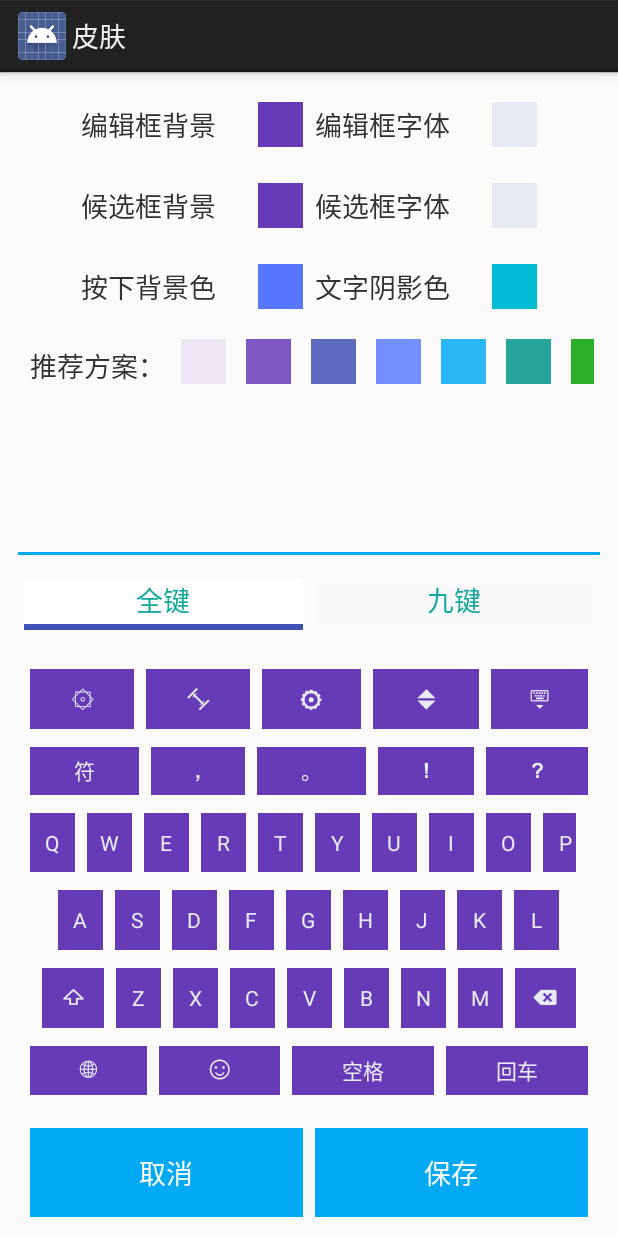
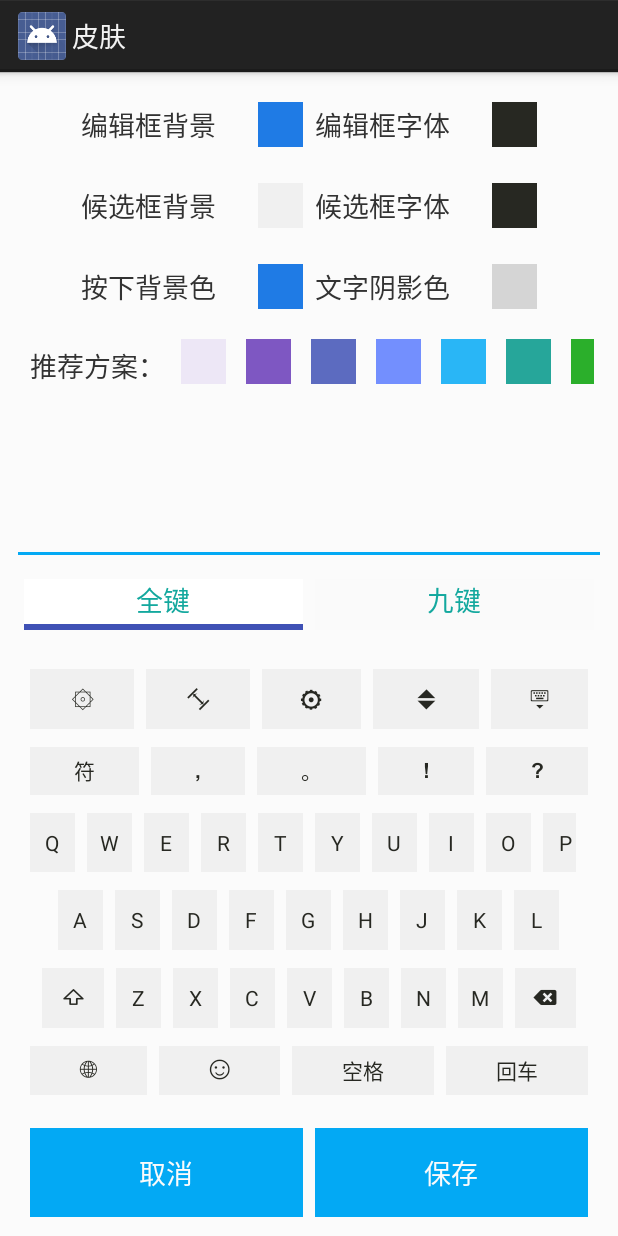
Before and after one commit to WiInputMethod/VE, an Android app: the SkinDiyActivity screen opened directly, with no data from a screen before it, on a phone screen of 412 x 824 dp. Run offline under Robolectric (Android 15) with nearby library versions, the phone set to English and light mode, and no system bars; libraries missing offline, so code that uses them is left out: com.larswerkman.holocolorpicker.

Commit message:
皮肤修改

```diff
--- a/code/app/src/main/java/com/hit/wi/ve/settings/SkinDiyActivity.java
+++ b/code/app/src/main/java/com/hit/wi/ve/settings/SkinDiyActivity.java
@@ -274,30 +274,30 @@ public class SkinDiyActivity extends FragmentActivity {
         sp = PreferenceManager.getDefaultSharedPreferences(this);
         oldQkColors = new int[8];
         oldT9Colors = new int[2];
-        oldQkColors[0] = sp.getInt("diy_backcolor_functionKeys", 0xFF673ab7);
-        oldQkColors[1] = sp.getInt("diy_textcolors_functionKeys", 0xFFe8eaf6);
-        oldQkColors[2] = sp.getInt("diy_backcolor_quickSymbol", 0xFF673ab7);
-        oldQkColors[3] = sp.getInt("diy_textcolors_quickSymbol", 0xFFe8eaf6);
-        oldQkColors[4] = sp.getInt("diy_backcolor_26keys", 0xFF673ab7);
-        oldQkColors[5] = sp.getInt("diy_textcolors_26keys", 0xFFe8eaf6);
-        oldQkColors[6] = sp.getInt("diy_backcolor_bottom", 0xFF673ab7);
-        oldQkColors[7] = sp.getInt("diy_textcolors_bottom", 0xFFe8eaf6);
+        oldQkColors[0] = sp.getInt("diy_backcolor_functionKeys", 0xFFF0F0F0);
+        oldQkColors[1] = sp.getInt("diy_textcolors_functionKeys", 0xFF272822);
+        oldQkColors[2] = sp.getInt("diy_backcolor_quickSymbol", 0xFFF0F0F0);
+        oldQkColors[3] = sp.getInt("diy_textcolors_quickSymbol", 0xFF272822);
+        oldQkColors[4] = sp.getInt("diy_backcolor_26keys", 0xFFF0F0F0);
+        oldQkColors[5] = sp.getInt("diy_textcolors_26keys", 0xFF272822);
+        oldQkColors[6] = sp.getInt("diy_backcolor_bottom", 0xFFF0F0F0);
+        oldQkColors[7] = sp.getInt("diy_textcolors_bottom", 0xFF272822);
 
 
-        oldT9Colors[0] = sp.getInt("diy_backcolor_t9keys", 0xFF673ab7);
-        oldT9Colors[1] = sp.getInt("diy_textcolors_t9keys", 0xFFe8eaf6);
+        oldT9Colors[0] = sp.getInt("diy_backcolor_t9keys", 0xFFF0F0F0);
+        oldT9Colors[1] = sp.getInt("diy_textcolors_t9keys", 0xFF272822);
 
-        backColorCandidateBox = sp.getInt("diy_backcolor_candidate", 0xFF673ab7);
-        textColorCandidateBox = sp.getInt("diy_textcolors_candidate", 0xFFe8eaf6);
+        backColorCandidateBox = sp.getInt("diy_backcolor_candidate", 0xFFF0F0F0);
+        textColorCandidateBox = sp.getInt("diy_textcolors_candidate", 0xFF272822);
 
-        backColorEditBox = sp.getInt("diy_backcolor_preEdit", 0xFF673ab7);
-        textColorEditBox = sp.getInt("diy_textcolors_preEdit", 0xFFe8eaf6);
+        backColorEditBox = sp.getInt("diy_backcolor_preEdit", 0xFF1F7BE5);
+        textColorEditBox = sp.getInt("diy_textcolors_preEdit", 0xFF272822);
 
         selectedColorsQk = oldQkColors;
         selectedColorsT9 = oldT9Colors;
 
-        colorTouchDown = sp.getInt("diy_backcolor_touchdown", 0xFF5677fc);
-        shadowColor = sp.getInt("diy_shadow", 0xFF00bcd4);
+        colorTouchDown = sp.getInt("diy_backcolor_touchdown", 0xFF1F7BE5);
+        shadowColor = sp.getInt("diy_shadow", 0xBFC9C9C9);
     }
 
     public void cancelSet() {
```
